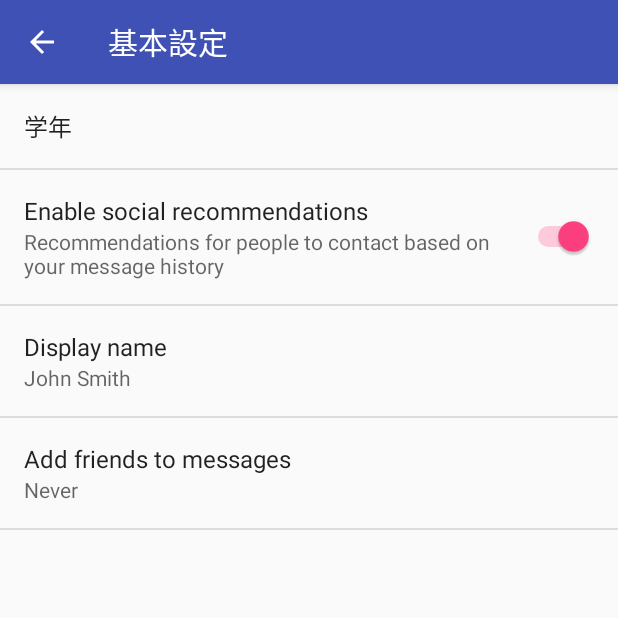
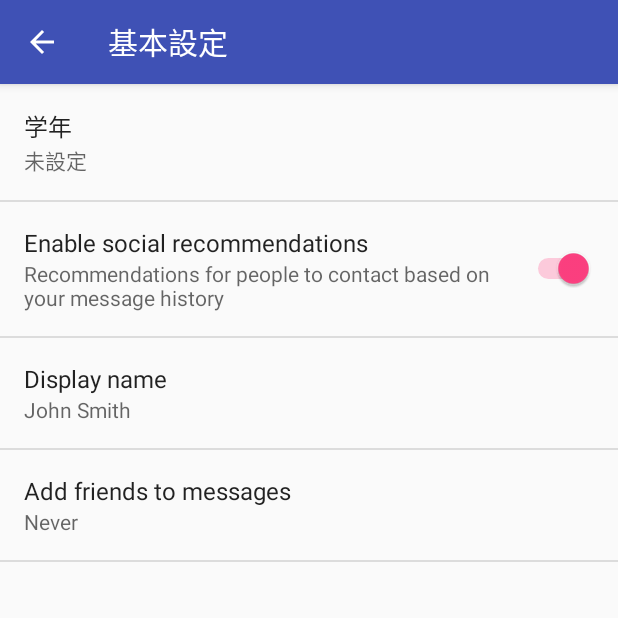
Before and after one commit to capacitypp/tut-timetable, an Android app: the SettingsActivity screen opened directly, with no data from a screen before it, after a tap on "基本設定", on a phone screen of 412 x 824 dp, the top half of it. Run offline under Robolectric (Android 15) with nearby library versions, the phone set to English and light mode, and no system bars; network calls fail.

```diff
--- a/app/src/main/java/com/capacitypp/tuttimetable/SettingsActivity.java
+++ b/app/src/main/java/com/capacitypp/tuttimetable/SettingsActivity.java
@@ -177,6 +177,7 @@ public class SettingsActivity extends AppCompatPreferenceActivity {
             // to their values. When their values change, their summaries are
             // updated to reflect the new value, per the Android Design
             // guidelines.
+            bindPreferenceSummaryToValue(findPreference("grade_list"));
             bindPreferenceSummaryToValue(findPreference("example_text"));
             bindPreferenceSummaryToValue(findPreference("example_list"));
         }
--- a/app/src/main/res/values/strings.xml
+++ b/app/src/main/res/values/strings.xml
@@ -38,7 +38,7 @@
     <string name="pref_default_display_name">John Smith</string>
 
     <string name="pref_title_grade">学年</string>
-    <string-array name="pref_grade_titles">
+    <string-array name="pref_grade_list_titles">
         <item>未設定</item>
         <item>B1</item>
         <item>B2</item>
@@ -47,7 +47,7 @@
         <item>M1</item>
         <item>M2</item>
     </string-array>
-    <string-array name="pref_grade_values">
+    <string-array name="pref_grade_list_values">
         <item>-1</item>
         <item>0</item>
         <item>1</item>
--- a/app/src/main/res/xml/pref_general.xml
+++ b/app/src/main/res/xml/pref_general.xml
@@ -2,9 +2,9 @@
 
     <ListPreference
         android:defaultValue="-1"
-        android:entries="@array/pref_grade_titles"
-        android:entryValues="@array/pref_grade_values"
-        android:key="grade"
+        android:entries="@array/pref_grade_list_titles"
+        android:entryValues="@array/pref_grade_list_values"
+        android:key="grade_list"
         android:negativeButtonText="@null"
         android:positiveButtonText="@null"
         android:title="@string/pref_title_grade" />
```
